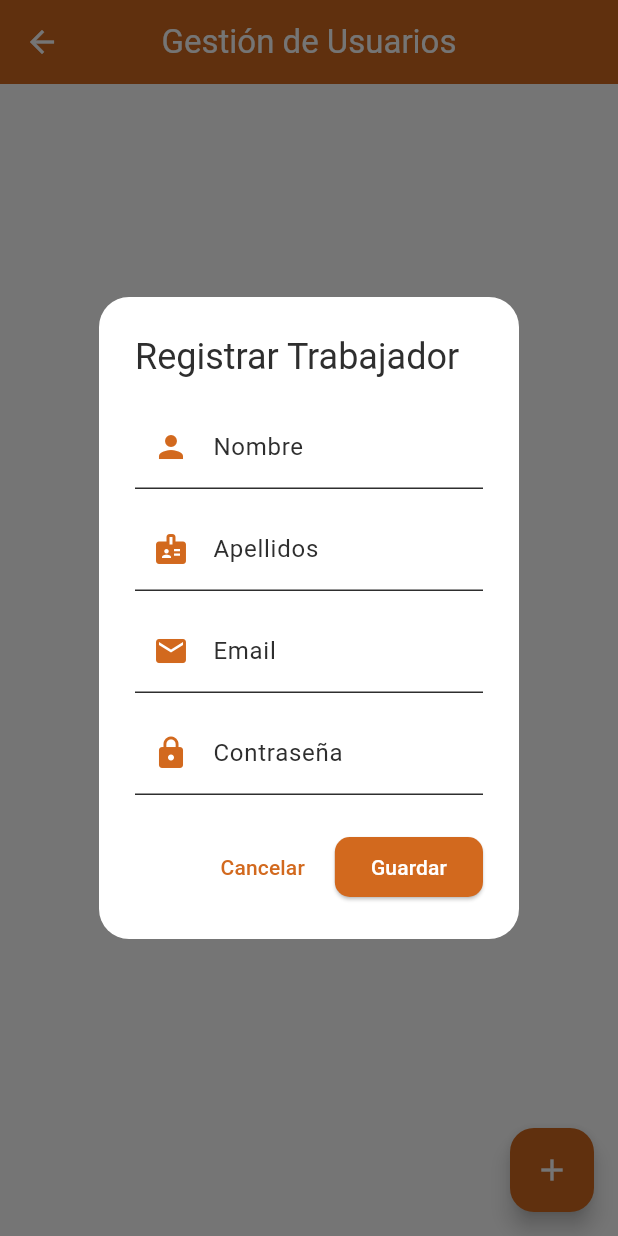
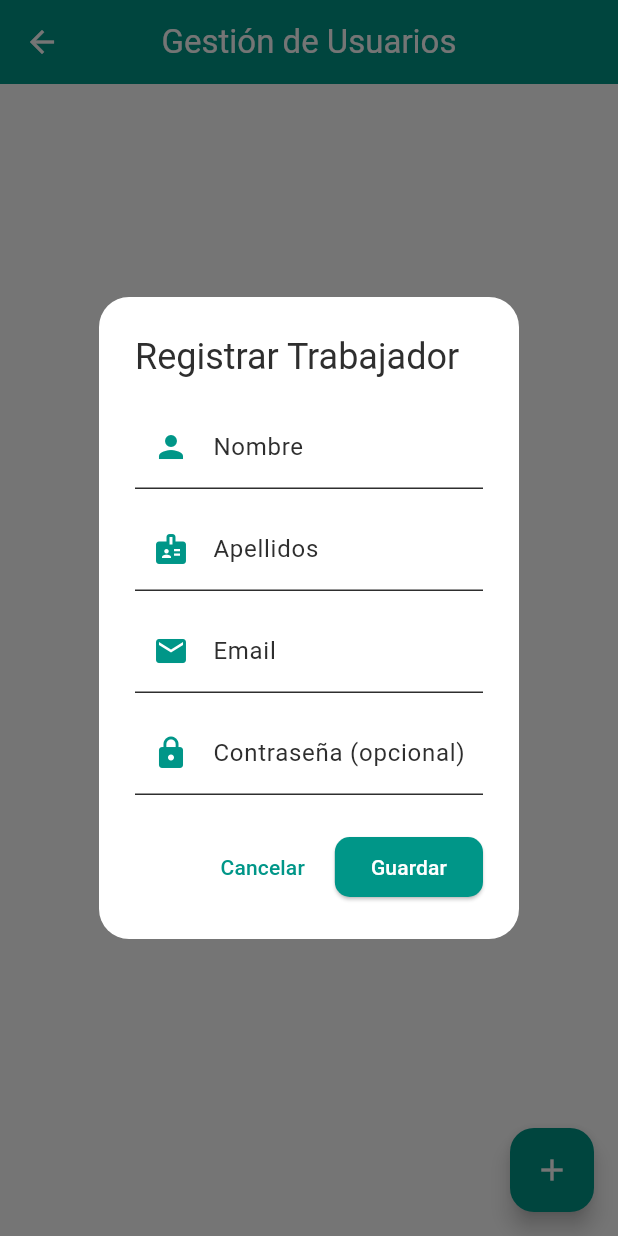
Before and after one commit to ArturoMD7/fast_order, a Flutter app: the UserManagementScreen screen opened directly with empty values, after a tap on the "add" icon, on a phone screen of 412 x 824 dp. Run offline on Flutter 3.47's test engine with Material 3 defaults, Android fonts, the light colour scheme and no system bars; our stand-ins replace fl_chart, flutter_dotenv, image_picker, qr_flutter, supabase_flutter; missing offline and left inert: mobile_scanner; accounts and stored records are empty.

Commit message:
Update Delete trabajadores
visual (en teoría pq tiene lógica pero no jala)

```diff
--- a/lib/screens/admin/user_management_screen.dart
+++ b/lib/screens/admin/user_management_screen.dart
@@ -1,7 +1,7 @@
 import 'package:flutter/material.dart';
 import 'package:supabase_flutter/supabase_flutter.dart';
 
-class UserManagementScreen extends StatelessWidget {
+class UserManagementScreen extends StatefulWidget {
   final String idRestaurante;
 
   const UserManagementScreen({
@@ -10,54 +10,77 @@ class UserManagementScreen extends StatelessWidget {
   });
 
   @override
-  Widget build(BuildContext context) {
-    final primaryColor = const Color(0xFFD2691E);
+  State<UserManagementScreen> createState() => _UserManagementScreenState();
+}
 
-    return Scaffold(
-      appBar: AppBar(
-        title: const Text('Gestión de Usuarios'),
-        backgroundColor: primaryColor,
-        centerTitle: true,
-        elevation: 0,
-      ),
-      body: const Center(
-        child: Text(
-          'Aquí iría la lista de usuarios...',
-          style: TextStyle(fontSize: 16),
-        ),
-      ),
-      floatingActionButton: FloatingActionButton(
-        backgroundColor: primaryColor,
-        onPressed: () => _showAddUserDialog(context, primaryColor),
-        child: const Icon(Icons.add),
-      ),
+class _UserManagementScreenState extends State<UserManagementScreen> {
+  final supabase = Supabase.instance.client;
+  List<Map<String, dynamic>> workers = [];
+  bool isLoadingWorkers = true;
+
+  @override
+  void initState() {
+    super.initState();
+    _fetchWorkers();
+  }
+
+  Future<void> _fetchWorkers() async {
+    setState(() => isLoadingWorkers = true);
+    try {
+      final response = await supabase
+          .from('Usuarios')
+          .select()
+          .eq('rol', 'trabajador')
+          .eq('id_restaurante', widget.idRestaurante);
+      if (response != null) {
+        setState(() => workers = List<Map<String, dynamic>>.from(response));
+      }
+    } catch (e) {
+      if (context.mounted) {
+        ScaffoldMessenger.of(context).showSnackBar(
+          SnackBar(content: Text('Error al cargar trabajadores: $e'), backgroundColor: Colors.red),
         );
       }
+    } finally {
+      setState(() => isLoadingWorkers = false);
+    }
+  }
 
-  void _showAddUserDialog(BuildContext context, Color primaryColor) {
-    final supabase = Supabase.instance.client;
+  Future<void> _deleteWorker(String workerId) async {
+    try {
+      await supabase.from('Usuarios').delete().eq('id', workerId);
+      ScaffoldMessenger.of(context).showSnackBar(
+        const SnackBar(content: Text('Trabajador eliminado'), backgroundColor: Colors.green),
+      );
+      _fetchWorkers();
+    } catch (e) {
+      if (context.mounted) {
+        ScaffoldMessenger.of(context).showSnackBar(
+          SnackBar(content: Text('Error al eliminar trabajador: $e'), backgroundColor: Colors.red),
+        );
+      }
+    }
+  }
 
-    final nameController = TextEditingController();
-    final lastNameController = TextEditingController();
-    final emailController = TextEditingController();
+  void _showAddOrEditUserDialog(BuildContext context, Color primaryColor, {Map<String, dynamic>? worker}) {
+    final nameController = TextEditingController(text: worker?['nombre'] ?? '');
+    final lastNameController = TextEditingController(text: worker?['apellidos'] ?? '');
+    final emailController = TextEditingController(text: worker?['email'] ?? '');
     final passwordController = TextEditingController();
     bool isLoading = false;
+    final isEditing = worker != null;
 
     showDialog(
       context: context,
-      builder: (context) {
-        return StatefulBuilder(
+      builder: (context) => StatefulBuilder(
         builder: (context, setState) {
           Future<void> saveUser() async {
             if (nameController.text.trim().isEmpty ||
                 lastNameController.text.trim().isEmpty ||
                 emailController.text.trim().isEmpty ||
-                  passwordController.text.isEmpty) {
+                (!isEditing && passwordController.text.isEmpty)) {
               ScaffoldMessenger.of(context).showSnackBar(
-                  const SnackBar(
-                    content: Text('¡Todos los campos son obligatorios!'),
-                    backgroundColor: Colors.red,
-                  ),
+                const SnackBar(content: Text('¡Todos los campos son obligatorios!'), backgroundColor: Colors.red),
               );
               return;
             }
@@ -65,14 +88,32 @@ class UserManagementScreen extends StatelessWidget {
             setState(() => isLoading = true);
 
             try {
+              if (isEditing) {
+                // Actualizar trabajador
+                final updateData = {
+                  'nombre': nameController.text.trim(),
+                  'apellidos': lastNameController.text.trim(),
+                  'email': emailController.text.trim(),
+                };
+                if (passwordController.text.isNotEmpty) {
+                  updateData['contrasena'] = passwordController.text;
+                }
+
+                await supabase.from('Usuarios').update(updateData).eq('id', worker!['id']);
+                if (context.mounted) {
+                  Navigator.pop(context);
+                  ScaffoldMessenger.of(context).showSnackBar(
+                    const SnackBar(content: Text('Trabajador actualizado'), backgroundColor: Colors.green),
+                  );
+                  _fetchWorkers();
+                }
+              } else {
+                // Crear trabajador
                 final authResponse = await supabase.auth.signUp(
                   email: emailController.text.trim(),
                   password: passwordController.text.trim(),
                 );
-
-                if (authResponse.user == null) {
-                  throw Exception('No se pudo crear el usuario en autenticación.');
-                }
+                if (authResponse.user == null) throw Exception('No se pudo crear el usuario.');
 
                 final userId = authResponse.user!.id;
 
@@ -83,36 +124,22 @@ class UserManagementScreen extends StatelessWidget {
                   'email': emailController.text.trim(),
                   'contrasena': passwordController.text,
                   'rol': 'trabajador',
-                  'id_restaurante': idRestaurante, // se vincula con el restaurante del dueño
+                  'id_restaurante': widget.idRestaurante,
                   'created_at': DateTime.now().toIso8601String(),
                 });
 
                 if (context.mounted) {
                   Navigator.pop(context);
                   ScaffoldMessenger.of(context).showSnackBar(
-                    const SnackBar(
-                      content: Text('Trabajador registrado correctamente'),
-                      backgroundColor: Colors.green,
-                      duration: Duration(seconds: 3),
-                    ),
+                    const SnackBar(content: Text('Trabajador registrado correctamente'), backgroundColor: Colors.green),
                   );
+                  _fetchWorkers();
                 }
-              } on AuthException catch (e) {
-                if (context.mounted) {
-                  ScaffoldMessenger.of(context).showSnackBar(
-                    SnackBar(content: Text('Error de autenticación: ${e.message}'), backgroundColor: Colors.red),
-                  );
-                }
-              } on PostgrestException catch (e) {
-                if (context.mounted) {
-                  ScaffoldMessenger.of(context).showSnackBar(
-                    SnackBar(content: Text('Error en base de datos: ${e.message}'), backgroundColor: Colors.red),
-                  );
               }
             } catch (e) {
               if (context.mounted) {
                 ScaffoldMessenger.of(context).showSnackBar(
-                    SnackBar(content: Text('Error inesperado: $e'), backgroundColor: Colors.red),
+                  SnackBar(content: Text('Error: $e'), backgroundColor: Colors.red),
                 );
               }
             } finally {
@@ -121,71 +148,83 @@ class UserManagementScreen extends StatelessWidget {
           }
 
           return AlertDialog(
-              title: const Text('Registrar Trabajador'),
+            title: Text(isEditing ? 'Editar Trabajador' : 'Registrar Trabajador'),
             shape: RoundedRectangleBorder(borderRadius: BorderRadius.circular(20)),
             content: SingleChildScrollView(
               child: Column(
                 mainAxisSize: MainAxisSize.min,
                 children: [
-                    TextField(
-                      controller: nameController,
-                      decoration: InputDecoration(
-                        labelText: 'Nombre',
-                        prefixIcon: Icon(Icons.person, color: primaryColor),
+                  TextField(controller: nameController, decoration: InputDecoration(labelText: 'Nombre', prefixIcon: Icon(Icons.person, color: primaryColor))),
+                  const SizedBox(height: 12),
+                  TextField(controller: lastNameController, decoration: InputDecoration(labelText: 'Apellidos', prefixIcon: Icon(Icons.badge, color: primaryColor))),
+                  const SizedBox(height: 12),
+                  TextField(controller: emailController, decoration: InputDecoration(labelText: 'Email', prefixIcon: Icon(Icons.email, color: primaryColor))),
+                  const SizedBox(height: 12),
+                  TextField(controller: passwordController, decoration: InputDecoration(labelText: 'Contraseña (opcional)', prefixIcon: Icon(Icons.lock, color: primaryColor)), obscureText: true),
+                ],
               ),
             ),
-                    const SizedBox(height: 12),
-                    TextField(
-                      controller: lastNameController,
-                      decoration: InputDecoration(
-                        labelText: 'Apellidos',
-                        prefixIcon: Icon(Icons.badge, color: primaryColor),
+            actions: [
+              TextButton(onPressed: () => Navigator.pop(context), child: Text('Cancelar', style: TextStyle(color: primaryColor))),
+              ElevatedButton(
+                style: ElevatedButton.styleFrom(backgroundColor: primaryColor, shape: RoundedRectangleBorder(borderRadius: BorderRadius.circular(10))),
+                onPressed: isLoading ? null : saveUser,
+                child: isLoading ? const SizedBox(width: 20, height: 20, child: CircularProgressIndicator(color: Colors.white, strokeWidth: 2)) : Text(isEditing ? 'Guardar Cambios' : 'Guardar'),
               ),
+            ],
+          );
+        },
       ),
-                    const SizedBox(height: 12),
-                    TextField(
-                      controller: emailController,
-                      decoration: InputDecoration(
-                        labelText: 'Email',
-                        prefixIcon: Icon(Icons.email, color: primaryColor),
+    );
+  }
+
+  @override
+  Widget build(BuildContext context) {
+    final primaryColor = Colors.teal;
+
+    return Scaffold(
+      appBar: AppBar(
+        title: const Text('Gestión de Usuarios'),
+        backgroundColor: primaryColor,
+        centerTitle: true,
+        elevation: 0,
       ),
-                      keyboardType: TextInputType.emailAddress,
+      body: isLoadingWorkers
+          ? const Center(child: CircularProgressIndicator())
+          : workers.isEmpty
+              ? const Center(child: Text('No hay trabajadores registrados.'))
+              : ListView.builder(
+                  itemCount: workers.length,
+                  itemBuilder: (context, index) {
+                    final worker = workers[index];
+                    return Card(
+                      margin: const EdgeInsets.symmetric(horizontal: 16, vertical: 8),
+                      child: ListTile(
+                        leading: const Icon(Icons.person),
+                        title: Text('${worker['nombre']} ${worker['apellidos']}'),
+                        subtitle: Text(worker['email'] ?? ''),
+                        trailing: Row(
+                          mainAxisSize: MainAxisSize.min,
+                          children: [
+                            IconButton(
+                              icon: const Icon(Icons.edit, color: Colors.blue),
+                              onPressed: () => _showAddOrEditUserDialog(context, primaryColor, worker: worker),
                             ),
-                    const SizedBox(height: 12),
-                    TextField(
-                      controller: passwordController,
-                      decoration: InputDecoration(
-                        labelText: 'Contraseña',
-                        prefixIcon: Icon(Icons.lock, color: primaryColor),
-                      ),
-                      obscureText: true,
+                            IconButton(
+                              icon: const Icon(Icons.delete, color: Colors.red),
+                              onPressed: () => _deleteWorker(worker['id']),
                             ),
                           ],
                         ),
                       ),
-              actions: [
-                TextButton(
-                  onPressed: () => Navigator.pop(context),
-                  child: Text('Cancelar', style: TextStyle(color: primaryColor)),
-                ),
-                ElevatedButton(
-                  style: ElevatedButton.styleFrom(
-                    backgroundColor: primaryColor,
-                    shape: RoundedRectangleBorder(borderRadius: BorderRadius.circular(10)),
-                  ),
-                  onPressed: isLoading ? null : saveUser,
-                  child: isLoading
-                      ? const SizedBox(
-                          width: 20, height: 20,
-                          child: CircularProgressIndicator(color: Colors.white, strokeWidth: 2),
-                        )
-                      : const Text('Guardar'),
-                ),
-              ],
                     );
                   },
-        );
-      },
+                ),
+      floatingActionButton: FloatingActionButton(
+        backgroundColor: primaryColor,
+        onPressed: () => _showAddOrEditUserDialog(context, primaryColor),
+        child: const Icon(Icons.add),
+      ),
     );
   }
 }
```
Lines whose indentation alone changed are shown as unchanged.
